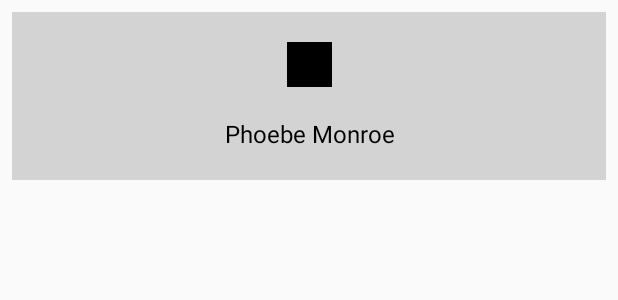
After one commit to galahad23/trinitywizardstest, an Android app: the layout item_contact.xml on its own in the app's theme, with its tools: preview values and no code run, on a phone screen of 412 x 824 dp. The commit adds this screen. Shown: the top 300 px of the screen. Run offline under Robolectric (Android 15) with nearby library versions, the phone set to English and light mode, and no system bars; network calls fail.

Commit message:
test contacts list screen commit

```diff
--- a/app/build.gradle
+++ b/app/build.gradle
@@ -1,6 +1,7 @@
 plugins {
     id 'com.android.application'
     id 'org.jetbrains.kotlin.android'
+    id 'kotlin-android-extensions'
 }
 
 android {
@@ -48,7 +49,7 @@ android {
 
 dependencies {
 
-    implementation 'androidx.core:core-ktx:1.8.0'
+    implementation 'androidx.core:core-ktx:1.9.0'
     implementation 'androidx.lifecycle:lifecycle-runtime-ktx:2.3.1'
     implementation 'androidx.activity:activity-compose:1.5.1'
     implementation platform('androidx.compose:compose-bom:2022.10.00')
@@ -63,4 +64,7 @@ dependencies {
     androidTestImplementation 'androidx.compose.ui:ui-test-junit4'
     debugImplementation 'androidx.compose.ui:ui-tooling'
     debugImplementation 'androidx.compose.ui:ui-test-manifest'
+    implementation "com.google.code.gson:gson:2.9.1"
+    implementation("androidx.constraintlayout:constraintlayout:2.1.4")
+    implementation 'androidx.recyclerview:recyclerview:1.3.2'
 }
--- /dev/null
+++ b/app/src/main/res/layout/item_contact.xml
@@ -0,0 +1,32 @@
+<?xml version="1.0" encoding="utf-8"?>
+<androidx.constraintlayout.widget.ConstraintLayout xmlns:android="http://schemas.android.com/apk/res/android"
+    android:layout_width="match_parent"
+    android:layout_height="wrap_content"
+    xmlns:app="http://schemas.android.com/apk/res-auto"
+    xmlns:tools="http://schemas.android.com/tools"
+    android:background="@color/light_grey"
+    android:layout_gravity="center_horizontal"
+    android:padding="20dp"
+    android:layout_margin="8dp">
+
+    <ImageView
+        android:id="@+id/ivContactPicture"
+        android:layout_width="30dp"
+        android:layout_height="30dp"
+        android:background="@color/black"
+        app:layout_constraintTop_toTopOf="parent"
+        app:layout_constraintStart_toStartOf="parent"
+        app:layout_constraintEnd_toEndOf="parent"/>
+
+    <TextView
+        android:id="@+id/tvContactFullName"
+        android:layout_width="match_parent"
+        android:layout_height="wrap_content"
+        android:layout_marginTop="20dp"
+        android:textColor="@color/black"
+        android:textSize="16sp"
+        android:gravity="center_horizontal"
+        tools:text="Phoebe Monroe"
+        app:layout_constraintTop_toBottomOf="@id/ivContactPicture" />
+
+</androidx.constraintlayout.widget.ConstraintLayout>
--- a/app/src/main/res/values/colors.xml
+++ b/app/src/main/res/values/colors.xml
@@ -7,4 +7,5 @@
     <color name="teal_700">#FF018786</color>
     <color name="black">#FF000000</color>
     <color name="white">#FFFFFFFF</color>
+    <color name="light_grey">#D3D3D3</color>
 </resources>
```
Also changed, not shown: app/src/main/java/com/rfgalahad/trinitywizardstestapp/holder/ContactViewHolder.kt (added, +13 -0 lines), app/src/main/java/com/rfgalahad/trinitywizardstestapp/model/User.kt (added, +10 -0 lines), app/src/main/java/com/rfgalahad/trinitywizardstestapp/ui/MainActivity.kt (+28 -1 lines), app/src/main/res/layout/activity_main.xml (+49 -4 lines), app/src/main/res/values/strings.xml (+17 -0 lines), gradle/wrapper/gradle-wrapper.properties.
